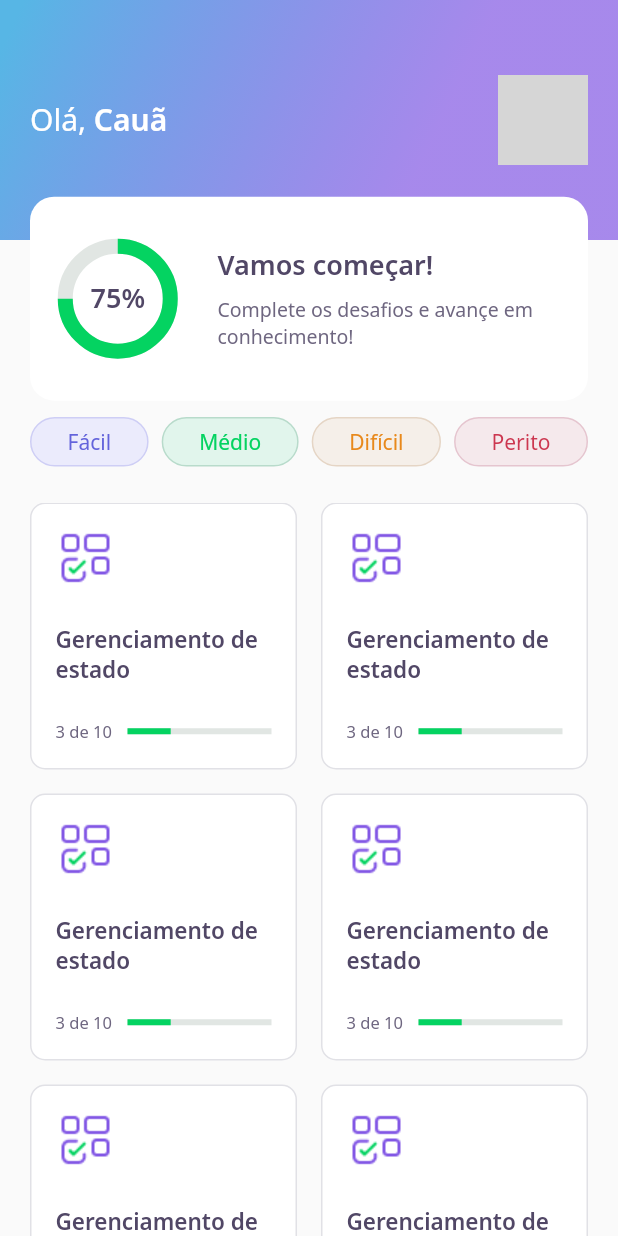
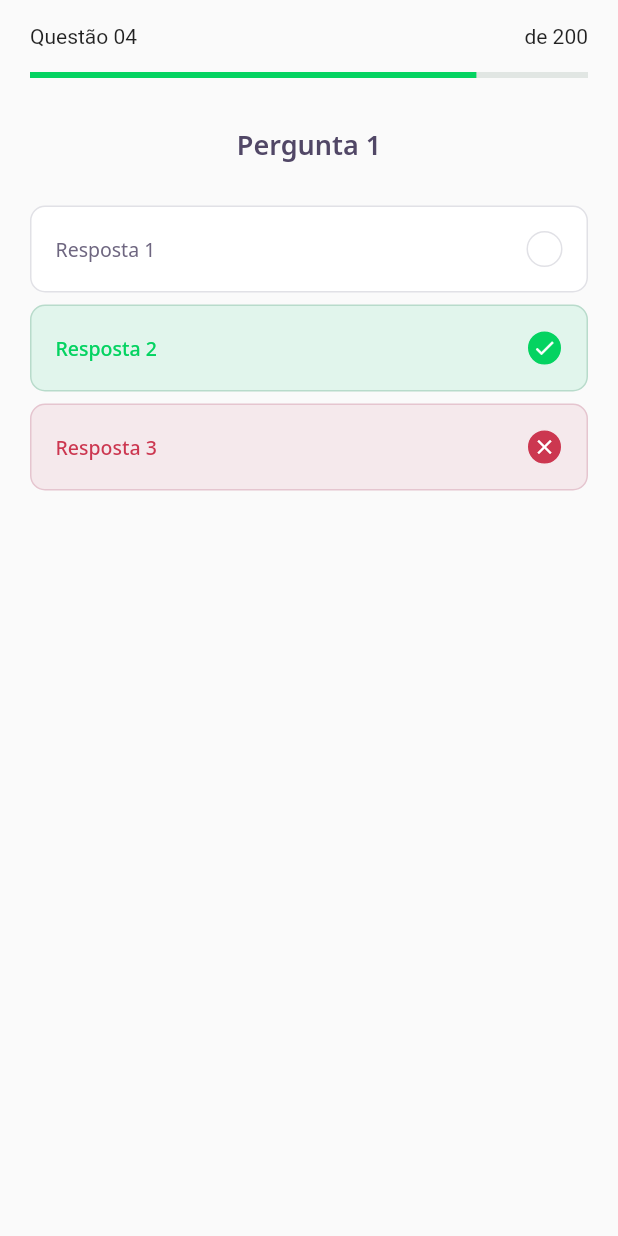
Before and after one commit to Cauaspinheiro/nlw-05, a Flutter app: the screen it shows after launch, on a phone screen of 412 x 824 dp. Run offline on Flutter 3.47's test engine with Material 2 defaults, Android fonts, the phone set to English and light mode, and no system bars; our stand-ins replace google_fonts; grey boxes are pictures that could not be loaded.

Commit message:
feat: add challenge page

```diff
--- /dev/null
+++ b/lib/challenge/challenge_page.dart
@@ -0,0 +1,26 @@
+import 'package:dev_quiz/challenge/widgets/question_indicator_widget.dart';
+import 'package:dev_quiz/challenge/widgets/quiz_widget.dart';
+import 'package:flutter/material.dart';
+
+class ChallengePage extends StatefulWidget {
+  @override
+  _ChallengePageState createState() => _ChallengePageState();
+}
+
+class _ChallengePageState extends State<ChallengePage> {
+  @override
+  Widget build(BuildContext context) {
+    return Scaffold(
+      appBar: PreferredSize(
+        preferredSize: Size.fromHeight(60),
+        child: SafeArea(child: QuestionIndicatorWidget()),
+      ),
+      body: Padding(
+        padding: const EdgeInsets.symmetric(horizontal: 20.0, vertical: 24),
+        child: QuizWidget(
+          title: 'Pergunta 1',
+        ),
+      ),
+    );
+  }
+}
--- /dev/null
+++ b/lib/challenge/widgets/answer_widget.dart
@@ -0,0 +1,74 @@
+import 'package:dev_quiz/core/app_colors.dart';
+import 'package:dev_quiz/core/app_text_styles.dart';
+import 'package:flutter/material.dart';
+
+class AnswerWidget extends StatelessWidget {
+  final String title;
+  final bool isRight;
+  final bool isSelected;
+
+  AnswerWidget(
+      {required this.title, this.isRight = false, this.isSelected = false});
+
+  Color get _selectedColorRight =>
+      isRight ? AppColors.darkGreen : AppColors.darkRed;
+
+  Color get _selectedBorderRight =>
+      isRight ? AppColors.lightGreen : AppColors.lightRed;
+
+  Color get _selectedColorCardRight =>
+      isRight ? AppColors.lightGreen : AppColors.lightRed;
+
+  Color get _selectedBorderCardRight =>
+      isRight ? AppColors.green : AppColors.red;
+
+  TextStyle get _selectedTextStyleRight =>
+      isRight ? AppTextStyles.bodyDarkGreen : AppTextStyles.bodyDarkRed;
+
+  IconData get _selectedIconRight => isRight ? Icons.check : Icons.close;
+
+  @override
+  Widget build(BuildContext context) {
+    return Padding(
+      padding: const EdgeInsets.symmetric(vertical: 4.0),
+      child: Container(
+        padding: EdgeInsets.all(16),
+        decoration: BoxDecoration(
+            color: isSelected ? _selectedColorCardRight : AppColors.white,
+            borderRadius: BorderRadius.circular(10),
+            border: Border.fromBorderSide(BorderSide(
+                color:
+                    isSelected ? _selectedBorderCardRight : AppColors.border))),
+        child: Row(
+          mainAxisAlignment: MainAxisAlignment.spaceBetween,
+          children: [
+            Expanded(
+              child: Text(
+                title,
+                style:
+                    isSelected ? _selectedTextStyleRight : AppTextStyles.body,
+              ),
+            ),
+            Container(
+                decoration: BoxDecoration(
+                    color: isSelected ? _selectedColorRight : AppColors.white,
+                    borderRadius: BorderRadius.circular(100),
+                    border: Border.fromBorderSide(BorderSide(
+                        color: isSelected
+                            ? _selectedBorderRight
+                            : AppColors.border))),
+                width: 24,
+                height: 24,
+                child: isSelected
+                    ? Icon(
+                        _selectedIconRight,
+                        color: AppColors.white,
+                        size: 16,
+                      )
+                    : null)
+          ],
+        ),
+      ),
+    );
+  }
+}
--- /dev/null
+++ b/lib/challenge/widgets/question_indicator_widget.dart
@@ -0,0 +1,26 @@
+import 'package:dev_quiz/shared/widgets/progress_indicator_widget.dart';
+import 'package:flutter/material.dart';
+
+class QuestionIndicatorWidget extends StatelessWidget {
+  @override
+  Widget build(BuildContext context) {
+    return Padding(
+      padding: const EdgeInsets.only(left: 20.0, right: 20, top: 16),
+      child: Column(
+        children: [
+          Row(
+            mainAxisAlignment: MainAxisAlignment.spaceBetween,
+            children: [
+              Text('Questão 04'),
+              Text('de 200'),
+            ],
+          ),
+          SizedBox(
+            height: 16,
+          ),
+          ProgressIndicatorWidget(value: .8)
+        ],
+      ),
+    );
+  }
+}
--- /dev/null
+++ b/lib/challenge/widgets/quiz_widget.dart
@@ -0,0 +1,28 @@
+import 'package:dev_quiz/challenge/widgets/answer_widget.dart';
+import 'package:dev_quiz/core/app_text_styles.dart';
+import 'package:flutter/material.dart';
+
+class QuizWidget extends StatelessWidget {
+  final String title;
+
+  QuizWidget({required this.title});
+
+  @override
+  Widget build(BuildContext context) {
+    return Container(
+      child: Column(
+        children: [
+          Text(title, style: AppTextStyles.heading),
+          SizedBox(height: 24),
+          AnswerWidget(title: 'Resposta 1'),
+          AnswerWidget(
+            title: 'Resposta 2',
+            isSelected: true,
+            isRight: true,
+          ),
+          AnswerWidget(title: 'Resposta 3', isSelected: true)
+        ],
+      ),
+    );
+  }
+}
--- a/lib/core/app_widget.dart
+++ b/lib/core/app_widget.dart
@@ -1,3 +1,4 @@
+import 'package:dev_quiz/challenge/challenge_page.dart';
 import 'package:dev_quiz/home/home_page.dart';
 import 'package:dev_quiz/splash/splash_page.dart';
 import 'package:flutter/material.dart';
@@ -7,7 +8,7 @@ class AppWidget extends StatelessWidget {
   Widget build(BuildContext context) {
     return MaterialApp(
       title: "dev_quiz",
-      home: HomePage(),
+      home: ChallengePage(),
     );
   }
 }
--- a/lib/home/widgets/quiz_card_widget.dart
+++ b/lib/home/widgets/quiz_card_widget.dart
@@ -1,6 +1,7 @@
 import 'package:dev_quiz/core/app_colors.dart';
 import 'package:dev_quiz/core/app_images.dart';
 import 'package:dev_quiz/core/app_text_styles.dart';
+import 'package:dev_quiz/shared/widgets/progress_indicator_widget.dart';
 import 'package:flutter/material.dart';
 
 class QuizCardWidget extends StatelessWidget {
@@ -31,14 +32,10 @@ class QuizCardWidget extends StatelessWidget {
               Expanded(
                   flex: 1, child: Text('3 de 10', style: AppTextStyles.body11)),
               Expanded(
-                flex: 2,
-                child: LinearProgressIndicator(
-                  value: 0.3,
-                  backgroundColor: AppColors.chartSecondary,
-                  valueColor:
-                      AlwaysStoppedAnimation<Color>(AppColors.chartPrimary),
-                ),
-              )
+                  flex: 2,
+                  child: ProgressIndicatorWidget(
+                    value: .3,
+                  ))
             ],
           )
         ],
--- /dev/null
+++ b/lib/shared/widgets/progress_indicator_widget.dart
@@ -0,0 +1,17 @@
+import 'package:dev_quiz/core/app_colors.dart';
+import 'package:flutter/material.dart';
+
+class ProgressIndicatorWidget extends StatelessWidget {
+  final double value;
+
+  ProgressIndicatorWidget({required this.value});
+
+  @override
+  Widget build(BuildContext context) {
+    return LinearProgressIndicator(
+      value: value,
+      backgroundColor: AppColors.chartSecondary,
+      valueColor: AlwaysStoppedAnimation<Color>(AppColors.chartPrimary),
+    );
+  }
+}
```
